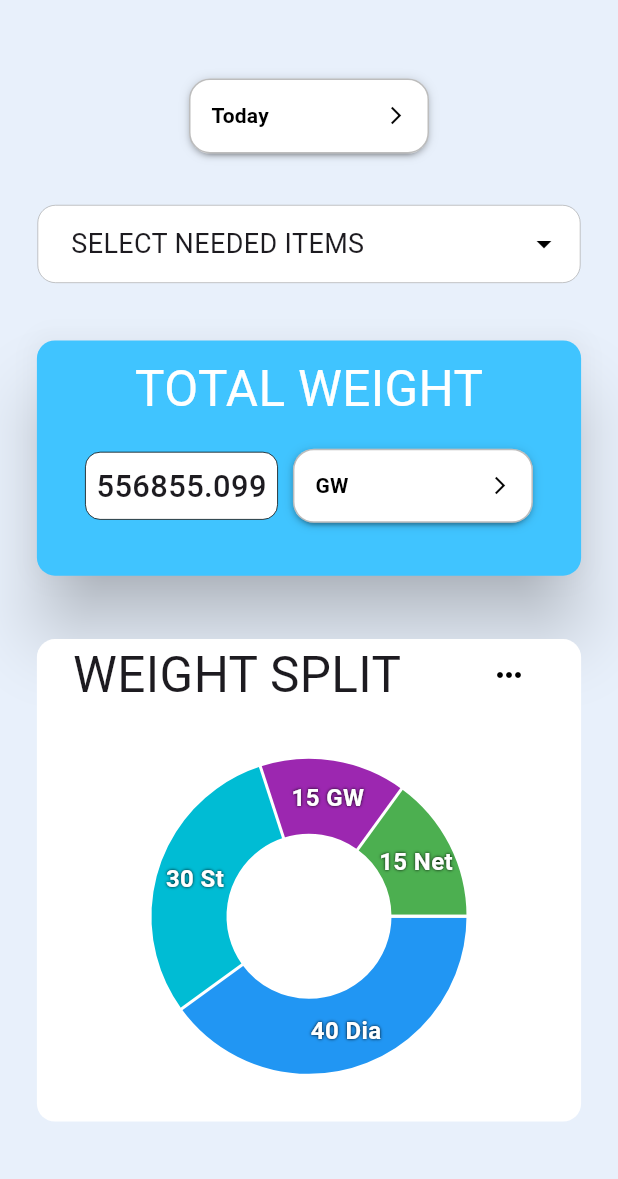
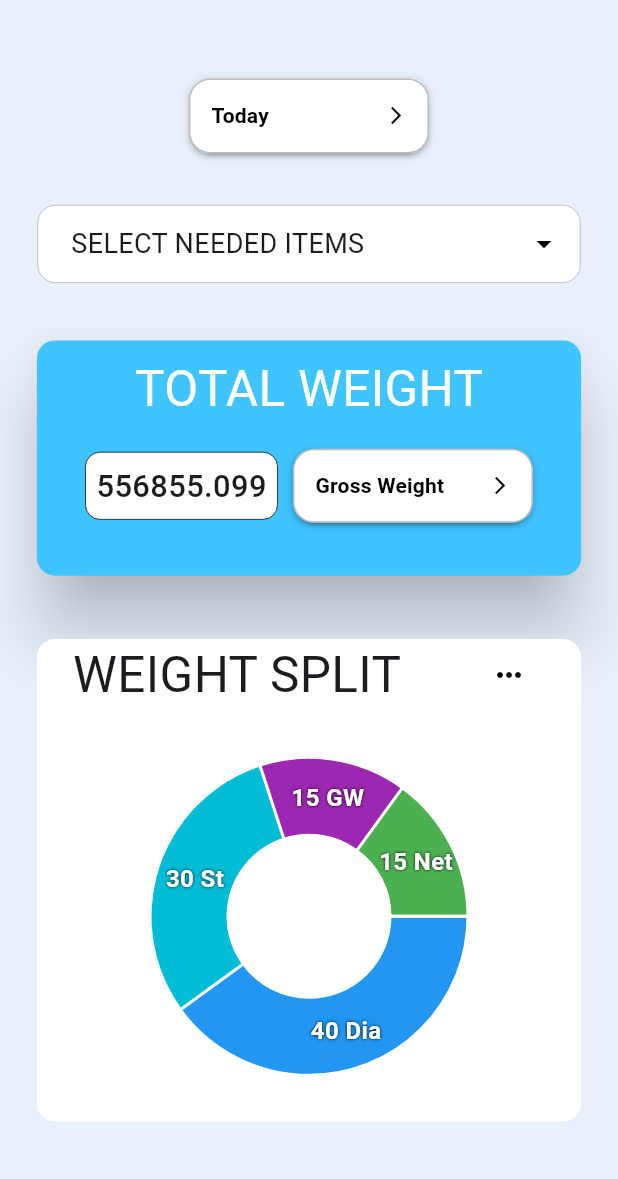
Before and after one commit to gaseer/gramboo_sales_details, a Flutter app: the screen it shows after launch, on a phone screen of 412 x 824 dp, the part 57-1236 px from its top. Run offline on Flutter 3.47's test engine with Material 3 defaults, Android fonts, the phone set to English and light mode, and no system bars; drawn by our look-alikes of dropdown_button2, fl_chart, multi_dropdown; our stand-ins replace flutter_riverpod, fpdart, google_fonts; Roboto replaces fonts that are missing (Alice).

Commit message:
need to change

```diff
--- a/lib/features/sales_report/screens/salesReport_screen.dart
+++ b/lib/features/sales_report/screens/salesReport_screen.dart
@@ -14,7 +14,7 @@ import '../../../core/global_functions.dart';
 import '../../../core/global_variables.dart';
 
 final weightDropValueProvider = StateProvider<String?>((ref) {
-  return "GW";
+  return "Gross Weight";
 });
 
 class SalesReportScreen extends ConsumerStatefulWidget {
@@ -63,7 +63,7 @@ class _SalesReportScreenState extends ConsumerState<SalesReportScreen> {
           mainAxisAlignment: MainAxisAlignment.spaceEvenly,
           children: [
             CustomDropDown(
-              dropList: const ["Today", "Yesterday", "This month"],
+              dropList: const ["Today", "Yesterday", "This month", 'This Week'],
               selectedValueProvider: dayFilterDropValueProvider,
             ),
             Container(
@@ -142,7 +142,16 @@ class _SalesReportScreenState extends ConsumerState<SalesReportScreen> {
                           SizedBox(
                             height: h * .06,
                             child: CustomDropDown(
-                              dropList: const ["GW", "StoneWt", "diaWt"],
+                              dropList: const [
+                                "Gross Weight",
+                                "Stone Weight",
+                                "Dia Weight",
+                                'Net Weight',
+                                'Total Qty',
+                                'VA Percentage',
+                                'VA Amount',
+                                'Dia Cash'
+                              ],
                               selectedValueProvider: weightDropValueProvider,
                             ),
                           ),
--- a/lib/features/sales_report/screens/weightReport_screen.dart
+++ b/lib/features/sales_report/screens/weightReport_screen.dart
@@ -76,6 +76,7 @@ class _WeightReportScreenState extends State<WeightReportScreen> {
           height: w * .1,
         ),
         ListView.builder(
+          physics: ScrollPhysics(),
           shrinkWrap: true,
           itemCount: names.length,
           itemBuilder: (BuildContext context, int index) {
```
